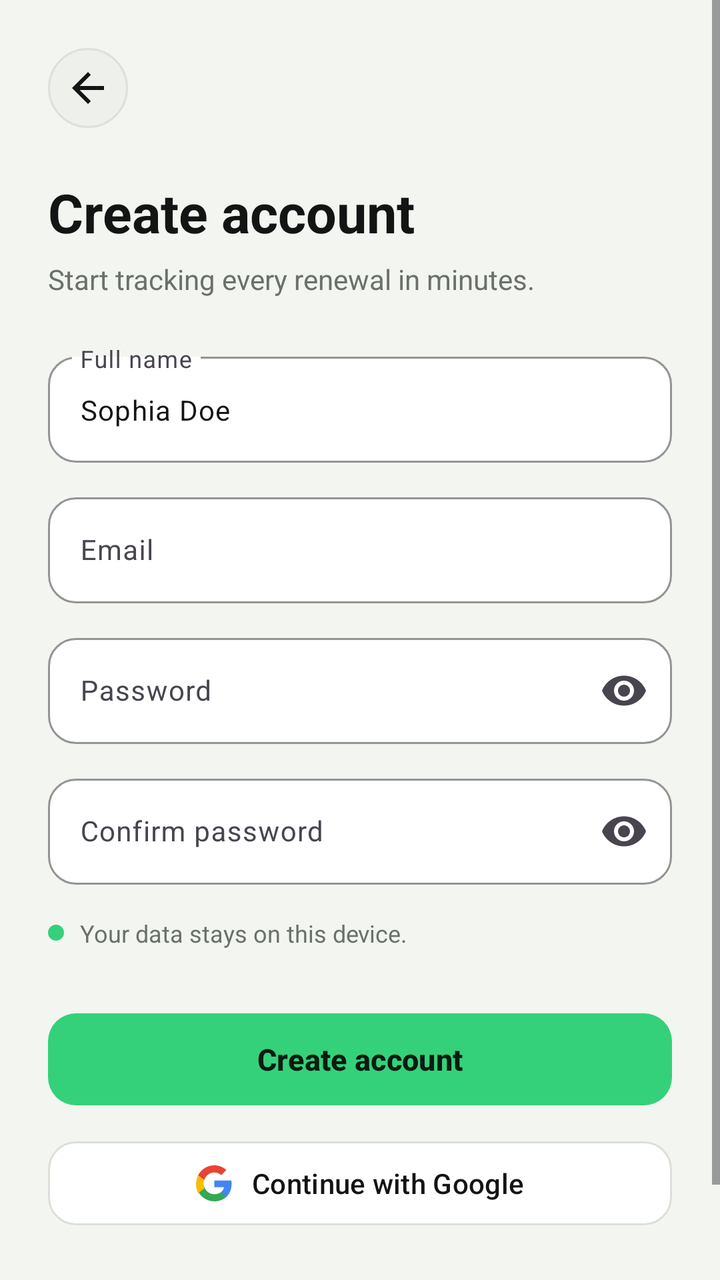
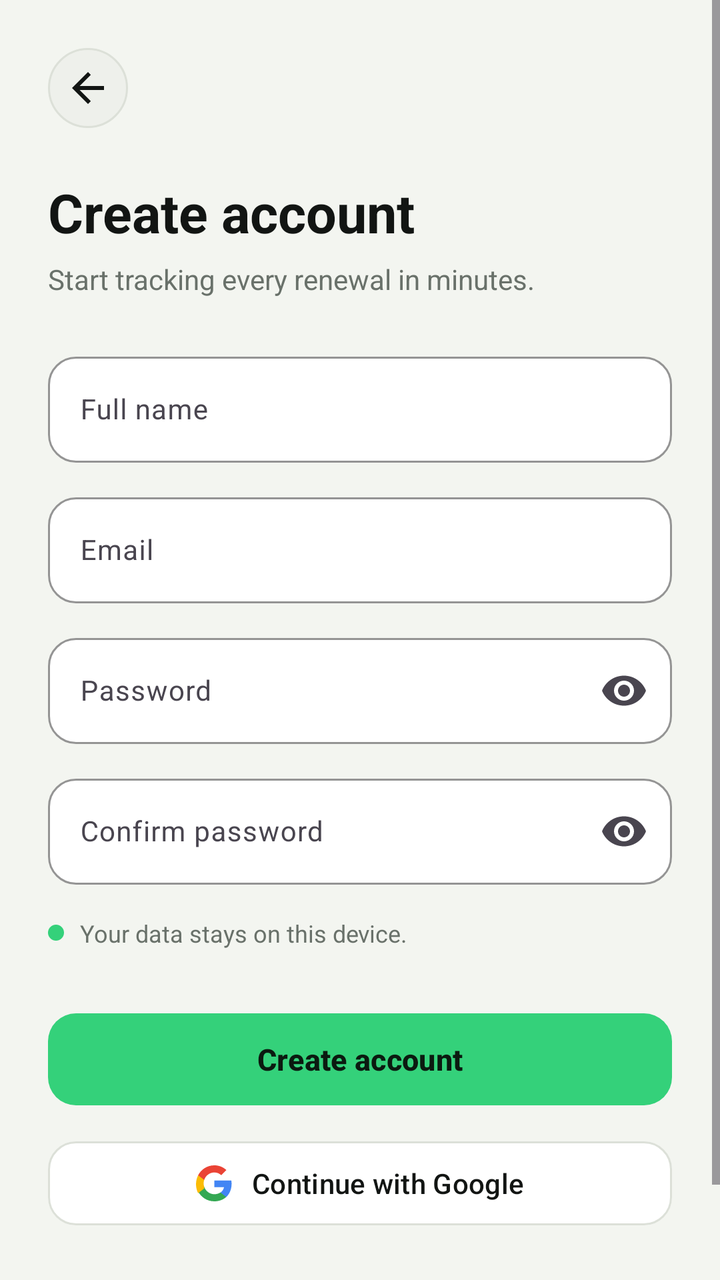

Before-and-after screenshots of an Android layout around one commit, followed by the original layout XML and the change that was made.
<!-- AndroidManifest.xml: application theme Theme.SubGuard -->
<!-- res/layout/fragment_sign_up.xml -->
<?xml version="1.0" encoding="utf-8"?>
<ScrollView xmlns:android="http://schemas.android.com/apk/res/android"
    xmlns:app="http://schemas.android.com/apk/res-auto"
    android:layout_width="match_parent"
    android:layout_height="match_parent"
    android:background="@color/app_background"
    android:fillViewport="true">

    <LinearLayout
        android:layout_width="match_parent"
        android:layout_height="wrap_content"
        android:orientation="vertical"
        android:padding="24dp">

        
        <ImageButton
            android:id="@+id/btn_back"
            android:layout_width="40dp"
            android:layout_height="40dp"
            android:background="@drawable/bg_circle_elevated"
            android:contentDescription="Back"
            android:src="@drawable/ic_arrow_back"
            app:tint="@color/text_primary" />

        
        <TextView
            android:layout_width="match_parent"
            android:layout_height="wrap_content"
            android:layout_marginTop="24dp"
            android:text="Create account"
            android:textColor="@color/text_primary"
            android:textSize="27sp"
            android:textStyle="bold" />

        <TextView
            android:layout_width="match_parent"
            android:layout_height="wrap_content"
            android:layout_marginTop="6dp"
            android:text="Start tracking every renewal in minutes."
            android:textColor="@color/text_secondary"
            android:textSize="14sp" />

        
        <com.google.android.material.textfield.TextInputLayout
            android:layout_width="match_parent"
            android:layout_height="wrap_content"
            android:layout_marginTop="24dp"
            android:hint="Full name"
            app:boxBackgroundColor="@color/card_background"
            app:boxBackgroundMode="outline"
            app:boxCornerRadiusBottomEnd="14dp"
            app:boxCornerRadiusBottomStart="14dp"
            app:boxCornerRadiusTopEnd="14dp"
            app:boxCornerRadiusTopStart="14dp"
            app:boxStrokeColor="@color/primary_green"
            app:hintTextColor="@color/text_secondary">

            <com.google.android.material.textfield.TextInputEditText
                android:id="@+id/et_name"
                android:layout_width="match_parent"
                android:layout_height="wrap_content"
                android:inputType="textPersonName"
                android:text="Sophia Doe"
                android:textColor="@color/text_primary"
                android:textSize="14sp" />
        </com.google.android.material.textfield.TextInputLayout>

        
        <com.google.android.material.textfield.TextInputLayout
            android:layout_width="match_parent"
            android:layout_height="wrap_content"
            android:layout_marginTop="12dp"
            android:hint="Email"
            app:boxBackgroundColor="@color/card_background"
            app:boxBackgroundMode="outline"
            app:boxCornerRadiusBottomEnd="14dp"
            app:boxCornerRadiusBottomStart="14dp"
            app:boxCornerRadiusTopEnd="14dp"
            app:boxCornerRadiusTopStart="14dp"
            app:boxStrokeColor="@color/primary_green"
            app:hintTextColor="@color/text_secondary">

            <com.google.android.material.textfield.TextInputEditText
                android:id="@+id/et_email"
                android:layout_width="match_parent"
                android:layout_height="wrap_content"
                android:inputType="textEmailAddress"
                android:textColor="@color/text_primary"
                android:textSize="14sp" />
        </com.google.android.material.textfield.TextInputLayout>

        
        <com.google.android.material.textfield.TextInputLayout
            android:layout_width="match_parent"
            android:layout_height="wrap_content"
            android:layout_marginTop="12dp"
            android:hint="Password"
            app:boxBackgroundColor="@color/card_background"
            app:boxBackgroundMode="outline"
            app:boxCornerRadiusBottomEnd="14dp"
            app:boxCornerRadiusBottomStart="14dp"
            app:boxCornerRadiusTopEnd="14dp"
            app:boxCornerRadiusTopStart="14dp"
            app:boxStrokeColor="@color/primary_green"
            app:endIconMode="password_toggle"
            app:hintTextColor="@color/text_secondary">

            <com.google.android.material.textfield.TextInputEditText
                android:id="@+id/et_password"
                android:layout_width="match_parent"
                android:layout_height="wrap_content"
                android:inputType="textPassword"
                android:textColor="@color/text_primary"
                android:textSize="14sp" />
        </com.google.android.material.textfield.TextInputLayout>

        
        <com.google.android.material.textfield.TextInputLayout
            android:layout_width="match_parent"
            android:layout_height="wrap_content"
            android:layout_marginTop="12dp"
            android:hint="Confirm password"
            app:boxBackgroundColor="@color/card_background"
            app:boxBackgroundMode="outline"
            app:boxCornerRadiusBottomEnd="14dp"
            app:boxCornerRadiusBottomStart="14dp"
            app:boxCornerRadiusTopEnd="14dp"
            app:boxCornerRadiusTopStart="14dp"
            app:boxStrokeColor="@color/primary_green"
            app:endIconMode="password_toggle"
            app:hintTextColor="@color/text_secondary">

            <com.google.android.material.textfield.TextInputEditText
                android:id="@+id/et_confirm_password"
                android:layout_width="match_parent"
                android:layout_height="wrap_content"
                android:inputType="textPassword"
                android:textColor="@color/text_primary"
                android:textSize="14sp" />
        </com.google.android.material.textfield.TextInputLayout>

        
        <LinearLayout
            android:layout_width="match_parent"
            android:layout_height="wrap_content"
            android:layout_marginTop="16dp"
            android:gravity="center_vertical"
            android:orientation="horizontal">

            <View
                android:layout_width="8dp"
                android:layout_height="8dp"
                android:background="@drawable/bg_pill_green"
                android:backgroundTint="@color/primary_green" />

            <TextView
                android:layout_width="wrap_content"
                android:layout_height="wrap_content"
                android:layout_marginStart="8dp"
                android:text="Your data stays on this device."
                android:textColor="@color/text_secondary"
                android:textSize="12sp" />
        </LinearLayout>

        <Space
            android:layout_width="match_parent"
            android:layout_height="0dp"
            android:layout_weight="1" />

        
        <com.google.android.material.button.MaterialButton
            android:id="@+id/btn_signup"
            android:layout_width="match_parent"
            android:layout_height="54dp"
            android:layout_marginTop="28dp"
            android:text="Create account"
            android:textAllCaps="false"
            android:textColor="@color/button_on_green"
            android:textSize="15sp"
            android:textStyle="bold"
            app:backgroundTint="@color/primary_green"
            app:cornerRadius="14dp" />

        
        <com.google.android.material.button.MaterialButton
            android:id="@+id/btn_google"
            style="@style/Widget.Material3.Button.OutlinedButton"
            android:layout_width="match_parent"
            android:layout_height="50dp"
            android:layout_marginTop="10dp"
            android:text="@string/continue_with_google"
            android:textAllCaps="false"
            android:textColor="@color/text_primary"
            android:textSize="14sp"
            app:backgroundTint="@color/card_background"
            app:cornerRadius="14dp"
            app:icon="@drawable/google_logo_icon"
            app:iconGravity="textStart"
            app:iconPadding="10dp"
            app:iconTint="@null"
            app:strokeColor="@color/card_border" />

        
        <LinearLayout
            android:id="@+id/btn_go_to_login"
            android:layout_width="match_parent"
            android:layout_height="wrap_content"
            android:layout_marginTop="16dp"
            android:gravity="center"
            android:orientation="horizontal"
            android:padding="8dp">

            <TextView
                android:layout_width="wrap_content"
                android:layout_height="wrap_content"
                android:text="Already have an account? "
                android:textColor="@color/text_secondary"
                android:textSize="14sp" />

            <TextView
                android:layout_width="wrap_content"
                android:layout_height="wrap_content"
                android:text="Log in"
                android:textColor="@color/accent_green_text"
                android:textSize="14sp"
                android:textStyle="bold" />
        </LinearLayout>

    </LinearLayout>
</ScrollView>
<!-- resources referenced by this layout -->
<resources>
  <color name="accent_green_text">#15803D</color>
  <color name="app_background">#F3F5F0</color>
  <color name="button_on_green">#0B1A10</color>
  <color name="card_background">#FFFFFF</color>
  <color name="card_border">#DCE0D8</color>
  <color name="primary_green">#34D17A</color>
  <color name="text_primary">#121513</color>
  <color name="text_secondary">#69716A</color>
  <!-- drawable bg_circle_elevated (drawable) -->
  <?xml version="1.0" encoding="utf-8"?>
  <shape xmlns:android="http://schemas.android.com/apk/res/android"
      android:shape="oval">
      <solid android:color="@color/surface_elevated" />
      <stroke
          android:width="1dp"
          android:color="@color/card_border" />
  </shape>
  <!-- drawable bg_pill_green (drawable) -->
  <?xml version="1.0" encoding="utf-8"?>
  <shape xmlns:android="http://schemas.android.com/apk/res/android"
      android:shape="rectangle">
      <solid android:color="@color/green_surface" />
      <corners android:radius="999dp" />
  </shape>
  <!-- drawable google_logo_icon (drawable) -->
  <vector xmlns:android="http://schemas.android.com/apk/res/android"
      android:width="24dp"
      android:height="24dp"
      android:viewportWidth="24"
      android:viewportHeight="24">
      <path
          android:fillColor="#4285F4"
          android:pathData="M23.745,12.27c0,-0.75 -0.06,-1.48 -0.19,-2.18H12.2v4.51h6.47c-0.29,1.48 -1.14,2.73 -2.4,3.58v3h3.86C22.18,19.31 23.745,16.1 23.745,12.27z"/>
      <path
          android:fillColor="#34A853"
          android:pathData="M12.2,24c3.24,0 5.95,-1.08 7.93,-2.91l-3.86,-3c-1.08,0.72 -2.45,1.16 -4.07,1.16c-3.13,0 -5.78,-2.11 -6.73,-4.96H1.41v3.09C3.46,21.35 7.51,24 12.2,24z"/>
      <path
          android:fillColor="#FBBC05"
          android:pathData="M5.47,14.29c-0.25,-0.72 -0.39,-1.49 -0.39,-2.29s0.14,-1.57 0.39,-2.29V6.62H1.41C0.51,8.42 0,10.45 0,12.6s0.51,4.18 1.41,5.98l4.06,-3.1600001 -0.0000001,-1.13z"/>
      <path
          android:fillColor="#EA4335"
          android:pathData="M12.2,4.75c1.77,0 3.35,0.61 4.6,1.8l3.42,-3.42C18.15,1.19 15.44,0 12.2,0C7.51,0 3.46,2.65 1.41,6.62l4.06,3.09c0.95,-2.85 3.6,-4.96 6.73,-4.96z"/>
  </vector>
  <!-- drawable ic_arrow_back (drawable) -->
  <?xml version="1.0" encoding="utf-8"?>
  <vector xmlns:android="http://schemas.android.com/apk/res/android"
      android:width="24dp"
      android:height="24dp"
      android:viewportWidth="24"
      android:viewportHeight="24">
      <path
          android:fillColor="#FFFFFFFF"
          android:pathData="M20,11H7.83l5.59,-5.59L12,4l-8,8 8,8 1.41,-1.41L7.83,13H20v-2z" />
  </vector>
  <string name="continue_with_google">Continue with Google</string>
  <style name="Theme.SubGuard" parent="Base.Theme.SubGuard" />
  <color name="surface_elevated">#EEF0EB</color>
  <color name="green_surface">#DDF5E6</color>
  <style name="Base.Theme.SubGuard" parent="Theme.Material3.DayNight.NoActionBar">
          <item name="colorPrimary">@color/primary_green</item>
          <item name="colorOnPrimary">@color/button_on_green</item>
          <item name="android:statusBarColor">@color/app_background</item>
          <item name="android:navigationBarColor">@color/card_background</item>
          <item name="android:windowBackground">@color/app_background</item>
      </style>
</resources>

<!-- the commit's change to res/layout/fragment_sign_up.xml (unified diff, before → after) -->
@@ -60,7 +60,6 @@
                 android:layout_width="match_parent"
                 android:layout_height="wrap_content"
                 android:inputType="textPersonName"
-                android:text="Sophia Doe"
                 android:textColor="@color/text_primary"
                 android:textSize="14sp" />
         </com.google.android.material.textfield.TextInputLayout>
